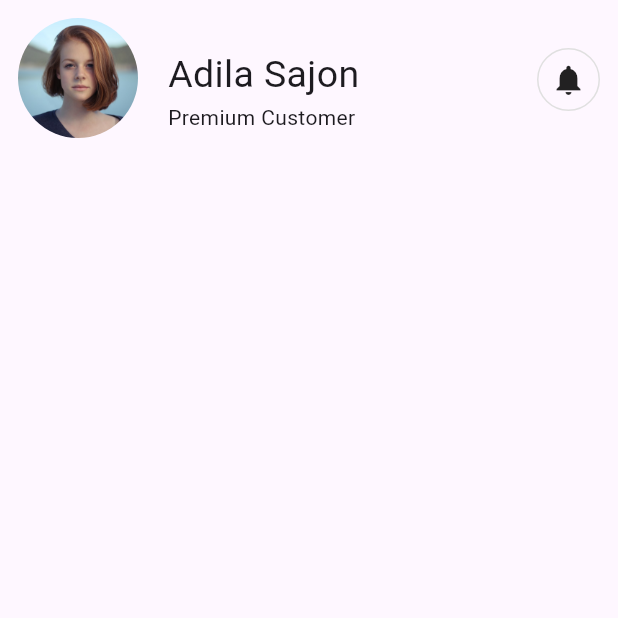
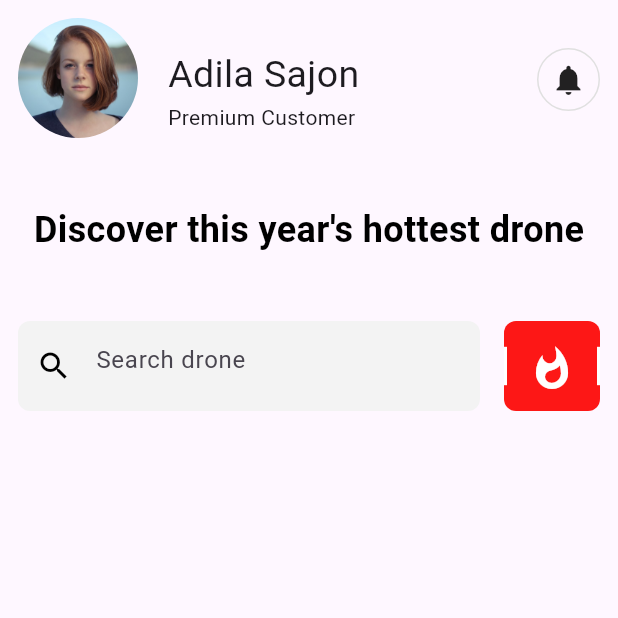
Before and after one commit to ayyesu/FLUTTER-DRONE_APP, a Flutter app: the screen it shows after launch, on a phone screen of 412 x 824 dp, the top half of it. Run offline on Flutter 3.47's test engine with Material 3 defaults, Android fonts, the phone set to English and light mode, and no system bars.

Commit message:
build search bar

```diff
--- /dev/null
+++ b/lib/core/styles.dart
@@ -0,0 +1,36 @@
+import 'package:flutter/material.dart';
+
+// COLORS
+const kBackgroundColor = Color(0xFFFFFFFF);
+const kAccentColor = Color(0xFFFD1716);
+const kUnselectedButtonBarColor = Color(0xFF7E8083);
+const kBackgroundButtonColor = Color(0xFFF3F3F3);
+const kBlackColor = Color(0xFF252525);
+
+// MARGINS, SIZES...
+const kDefaultMargin = 16.0;
+const kLargeMargin = kDefaultMargin * 2;
+const kSmallMargin = kDefaultMargin / 2;
+const kBottomNavHeight = 60.0;
+
+// TEXTS
+const kTitleTextStyle = TextStyle(
+  fontSize: 24.0,
+  fontWeight: FontWeight.bold,
+  color: Colors.black,
+);
+const kSubTitleTextStyle = TextStyle(
+  fontWeight: FontWeight.w600,
+  fontSize: 20.0,
+  color: Colors.black,
+);
+
+const kNormalTextStyle = TextStyle(
+  fontWeight: FontWeight.normal,
+  fontSize: 16.0,
+);
+
+const kSmallTextStyle = TextStyle(
+  fontWeight: FontWeight.normal,
+  fontSize: 10.0,
+);
--- /dev/null
+++ b/lib/model/drone_model.dart
@@ -0,0 +1,85 @@
+import '../path.dart';
+
+class DroneModel {
+  final String name;
+  final String desc;
+  final double stars;
+  final String imgUrl;
+  final Specification specification;
+  final BatteryLife batteryLife;
+
+  DroneModel({
+    required this.name,
+    required this.desc,
+    required this.stars,
+    required this.imgUrl,
+    required this.specification,
+    required this.batteryLife,
+  });
+}
+
+class Specification {
+  final String videoQuality;
+  final String transmission;
+  final String flightTime;
+  final String hyperlapse;
+
+  Specification(
+      {required this.videoQuality,
+      required this.transmission,
+      required this.flightTime,
+      required this.hyperlapse});
+}
+
+class BatteryLife {
+  final int chargePercentage;
+
+  BatteryLife({required this.chargePercentage});
+}
+
+final droneModelsMock = [
+  DroneModel(
+      name: "Safety Drone",
+      desc: "Wireless Control Done",
+      imgUrl: "$appAssets/drone_wbg_1.png",
+      stars: 4.5,
+      batteryLife: BatteryLife(chargePercentage: 30),
+      specification: Specification(
+          videoQuality: "4K/ 30FPS",
+          transmission: "7 Kilometers",
+          flightTime: "30 minutes",
+          hyperlapse: "4K Video")),
+  DroneModel(
+      name: "Safety Drone",
+      desc: "Wireless Control Done",
+      imgUrl: "$appAssets/drone_wbg_1.png",
+      stars: 4.5,
+      batteryLife: BatteryLife(chargePercentage: 30),
+      specification: Specification(
+          videoQuality: "4K/ 30FPS",
+          transmission: "7 Kilometers",
+          flightTime: "30 minutes",
+          hyperlapse: "4K Video")),
+  DroneModel(
+      name: "Safety Drone",
+      desc: "Wireless Control Done",
+      imgUrl: "$appAssets/drone_wbg_1.png",
+      stars: 4.5,
+      batteryLife: BatteryLife(chargePercentage: 30),
+      specification: Specification(
+          videoQuality: "4K/ 30FPS",
+          transmission: "7 Kilometers",
+          flightTime: "30 minutes",
+          hyperlapse: "4K Video")),
+  DroneModel(
+      name: "Safety Drone",
+      desc: "Wireless Control Done",
+      imgUrl: "$appAssets/drone_wbg_1.png",
+      stars: 4.5,
+      batteryLife: BatteryLife(chargePercentage: 50),
+      specification: Specification(
+          videoQuality: "4K/ 30FPS",
+          transmission: "7 Kilometers",
+          flightTime: "30 minutes",
+          hyperlapse: "4K Video")),
+];
--- /dev/null
+++ b/lib/path.dart
@@ -0,0 +1 @@
+const appAssets = 'assets';
--- /dev/null
+++ b/lib/screens/Home/Widgets/search_filed_widget.dart
@@ -0,0 +1,74 @@
+import 'package:flutter/material.dart';
+
+import '../../../core/styles.dart';
+
+class SearchFieldWidget extends StatelessWidget {
+  const SearchFieldWidget({Key? key}) : super(key: key);
+
+  @override
+  Widget build(BuildContext context) {
+    return SizedBox(
+      height: 60.0,
+      child: Row(
+        children: [
+          Expanded(
+            child: Container(
+              padding: const EdgeInsets.symmetric(vertical: 6.0),
+              decoration: BoxDecoration(
+                color: kBackgroundButtonColor,
+                borderRadius: BorderRadius.circular(8.0),
+              ),
+              child: const TextField(
+                decoration: InputDecoration(
+                  prefixIcon: Icon(Icons.search, color: Colors.black),
+                  hintText: "Search drone",
+                  enabled: true,
+                  contentPadding: EdgeInsets.symmetric(
+                    horizontal: kDefaultMargin,
+                    vertical: kDefaultMargin,
+                  ),
+                  border: InputBorder.none,
+                ),
+              ),
+            ),
+          ),
+          const SizedBox(width: kDefaultMargin),
+          _buildSendIcon(),
+        ],
+      ),
+    );
+  }
+
+  Widget _buildSendIcon() {
+    const iconSize = 32.0;
+    return Stack(
+      alignment: Alignment.center,
+      children: [
+        Container(
+          padding: const EdgeInsets.all(kDefaultMargin),
+          decoration: BoxDecoration(
+              color: kAccentColor,
+              borderRadius: BorderRadius.circular(
+                8.0,
+              )),
+          child:
+              const Icon(Icons.whatshot, color: Colors.white, size: iconSize),
+        ),
+        Positioned(
+          right: 0.0,
+          child: _buildRod(iconSize * 0.8),
+        ),
+        Positioned(
+          left: 0.0,
+          child: _buildRod(iconSize * 0.8),
+        )
+      ],
+    );
+  }
+
+  Widget _buildRod(double height) => Container(
+        color: Colors.white,
+        height: height,
+        width: 2.0,
+      );
+}
--- a/lib/screens/Home/home.dart
+++ b/lib/screens/Home/home.dart
@@ -1,4 +1,7 @@
 import 'package:flutter/material.dart';
+import 'package:myapp/core/styles.dart';
+import 'package:myapp/screens/Home/Widgets/search_filed_widget.dart';
+import '../../path.dart';
 
 class Home extends StatelessWidget {
   const Home({super.key});
@@ -15,10 +18,36 @@ class _buildBody extends StatelessWidget {
 
   @override
   Widget build(BuildContext context) {
-    return SafeArea(
-      child: Padding(
-        padding: const EdgeInsets.all(12.0),
-        child: Row(
+    return const SafeArea(
+      child: Column(
+        children: [
+          Padding(
+            padding: EdgeInsets.all(12.0),
+            child: _buildHeader(),
+          ),
+          SizedBox(height: kLargeMargin),
+          Padding(
+            padding: EdgeInsets.symmetric(horizontal: 16.0),
+            child: Text(
+              'Discover this year\'s hottest drone',
+              style: kTitleTextStyle
+            ),
+          ),
+          SizedBox(height: kLargeMargin),
+          Padding(padding: EdgeInsets.all(12.0), child: SearchFieldWidget())
+        ],
+      ),
+    );
+  }
+}
+
+// ignore: camel_case_types
+class _buildHeader extends StatelessWidget {
+  const _buildHeader();
+
+  @override
+  Widget build(BuildContext context) {
+    return Row(
       crossAxisAlignment: CrossAxisAlignment.start,
       children: [
         SizedBox(
@@ -27,7 +56,7 @@ class _buildBody extends StatelessWidget {
           child: ClipRRect(
             borderRadius: BorderRadius.circular(50),
             child: Image.asset(
-                  'assets/person.jpg',
+              '$appAssets/person.jpg',
               fit: BoxFit.cover,
             ),
           ),
@@ -43,8 +72,8 @@ class _buildBody extends StatelessWidget {
                 children: [
                   Text(
                     'Adila Sajon',
-                        style: TextStyle(
-                            fontSize: 25.0, fontWeight: FontWeight.w400),
+                    style:
+                        TextStyle(fontSize: 25.0, fontWeight: FontWeight.w400),
                   ),
                   Text(
                     'Premium Customer',
@@ -59,10 +88,9 @@ class _buildBody extends StatelessWidget {
         const Padding(
           padding: EdgeInsets.fromLTRB(0.0, 20.0, 0.0, 0.0),
           child: _buildBellIcon(),
-            )
+        ),
+        const Column(),
       ],
-        ),
-      ),
     );
   }
 }
```
Lines whose indentation alone changed are shown as unchanged.
